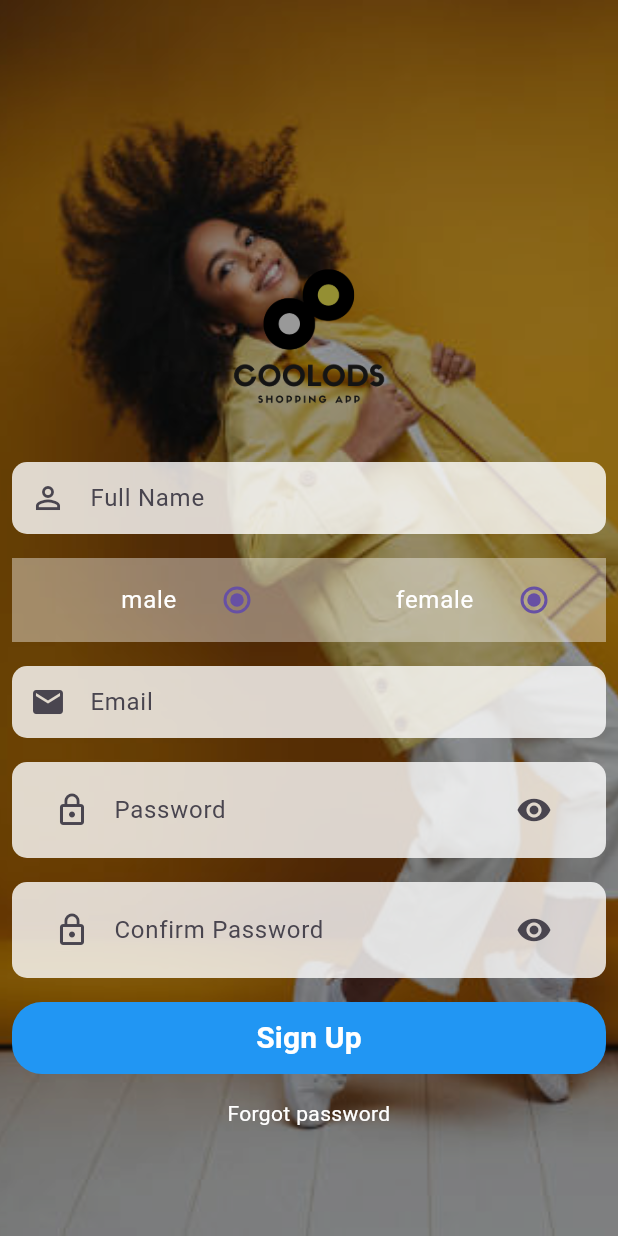
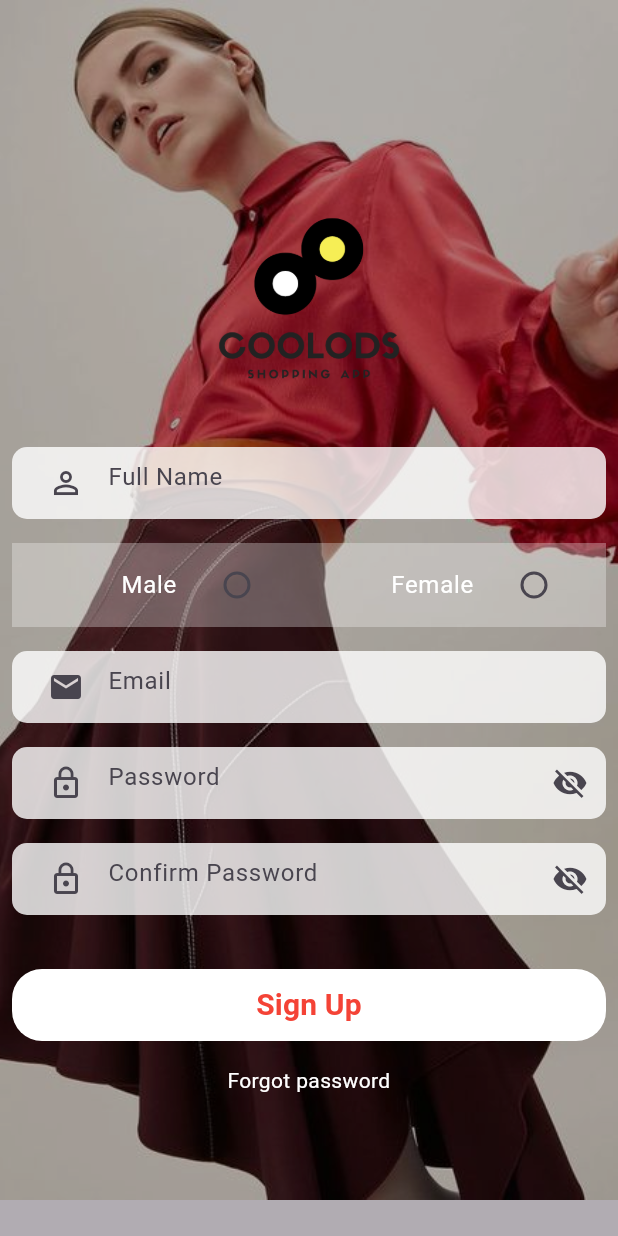
Before and after one commit to Meriem-Boussoufa/e-commerce_app, a Flutter app: the screen it shows after launch, after a tap on an icon or button, on a phone screen of 412 x 824 dp. Run offline on Flutter 3.47's test engine with Material 3 defaults, Android fonts, the phone set to English and light mode, and no system bars; our stand-ins replace cloud_firestore, firebase_auth, firebase_core, firebase_database, flutter_carousel_widget, fluttertoast and 2 more; accounts and stored records are empty.

Commit message:
Design the login and Register screens

```diff
--- a/lib/pages/login.dart
+++ b/lib/pages/login.dart
@@ -99,36 +99,45 @@ class _LoginState extends State<Login> {
     } else {}
   }
 
+  bool hidePassword = true;
   @override
   Widget build(BuildContext context) {
     return Scaffold(
       body: SafeArea(
-        child: Stack(children: [
-          Image.asset(
+        child: SizedBox(
+          child: Stack(
+            children: [
+              Positioned(
+                top: 0,
+                left: 0,
+                right: 0,
+                height: 800,
+                child: Image.asset(
                   'assets/images/back.jpg',
                   fit: BoxFit.cover,
+                ),
+              ),
+              Container(
+                color: Colors.black.withOpacity(0.3),
                 width: double.infinity,
                 height: double.infinity,
               ),
+              SingleChildScrollView(
+                child: Column(
+                  children: [
                     Padding(
-            padding: const EdgeInsets.only(top: 150),
+                      padding: const EdgeInsets.only(top: 110),
                       child: Container(
                         alignment: Alignment.topCenter,
                         child: Image.asset(
                           'assets/images/logo.png',
-                width: 150,
-                height: 150,
+                          fit: BoxFit.cover,
+                          width: 180,
+                          height: 180,
                         ),
                       ),
                     ),
-          Container(
-            color: Colors.black.withOpacity(0.4),
-            width: double.infinity,
-            height: double.infinity,
-          ),
-          Padding(
-            padding: const EdgeInsets.only(top: 300.0),
-            child: Center(
+                    Center(
                       child: Form(
                           key: _formKey,
                           child: Column(
@@ -144,7 +153,8 @@ class _LoginState extends State<Login> {
                                     child: TextFormField(
                                       decoration: const InputDecoration(
                                         hintText: "Email",
-                                icon: Icon(Icons.email),
+                                        prefixIcon: Icon(Icons.email),
+                                        border: InputBorder.none,
                                       ),
                                       keyboardType: TextInputType.emailAddress,
                                       controller: email,
@@ -174,11 +184,33 @@ class _LoginState extends State<Login> {
                                   child: Padding(
                                     padding: const EdgeInsets.only(left: 12.0),
                                     child: TextFormField(
-                              decoration: const InputDecoration(
+                                      decoration: InputDecoration(
                                         hintText: "Password",
-                                icon: Icon(Icons.lock_outline),
+                                        prefixIcon:
+                                            const Icon(Icons.lock_outline),
+                                        suffixIcon: hidePassword
+                                            ? IconButton(
+                                                icon: const Icon(
+                                                    Icons.visibility_off),
+                                                onPressed: () {
+                                                  setState(() {
+                                                    hidePassword = false;
+                                                  });
+                                                },
+                                              )
+                                            : IconButton(
+                                                icon: const Icon(
+                                                    Icons.visibility),
+                                                onPressed: () {
+                                                  setState(() {
+                                                    hidePassword = true;
+                                                  });
+                                                },
+                                              ),
+                                        border: InputBorder.none,
                                       ),
                                       controller: password,
+                                      obscureText: hidePassword,
                                       validator: (value) {
                                         if (value!.isEmpty) {
                                           return "The password field cannot be empty";
@@ -191,20 +223,22 @@ class _LoginState extends State<Login> {
                                   ),
                                 ),
                               ),
+                              const SizedBox(height: 30),
                               Padding(
                                 padding: const EdgeInsets.all(8.0),
                                 child: Material(
                                     borderRadius: BorderRadius.circular(20.0),
-                            color: Colors.blue,
+                                    color: Colors.white,
                                     elevation: 0.0,
                                     child: MaterialButton(
                                       onPressed: () {},
-                              minWidth: MediaQuery.of(context).size.width,
+                                      minWidth:
+                                          MediaQuery.of(context).size.width,
                                       child: const Text(
                                         "Login",
                                         textAlign: TextAlign.center,
                                         style: TextStyle(
-                                    color: Colors.white,
+                                            color: Colors.red,
                                             fontWeight: FontWeight.bold,
                                             fontSize: 20),
                                       ),
@@ -225,7 +259,8 @@ class _LoginState extends State<Login> {
                                     Navigator.push(
                                         context,
                                         MaterialPageRoute(
-                                    builder: (context) => const SignUp()));
+                                            builder: (context) =>
+                                                const SignUp()));
                                   },
                                   child: RichText(
                                       text: const TextSpan(
@@ -240,12 +275,17 @@ class _LoginState extends State<Login> {
                                                 "Dont't have an account ? Click Here to "),
                                         TextSpan(
                                             text: "Sign up !",
-                                    style: TextStyle(color: Colors.red)),
+                                            style: TextStyle(
+                                              color: Colors.red,
+                                              fontWeight: FontWeight.bold,
+                                            )),
                                       ])),
                                 ),
                               )
                             ],
                           )),
+                    ),
+                  ],
                 ),
               ),
               Visibility(
@@ -257,7 +297,9 @@ class _LoginState extends State<Login> {
                       valueColor: AlwaysStoppedAnimation<Color>(Colors.red),
                     ),
                   ))
-        ]),
+            ],
+          ),
+        ),
       ),
       bottomNavigationBar: Padding(
         padding: const EdgeInsets.all(10.0),
--- a/lib/pages/register.dart
+++ b/lib/pages/register.dart
@@ -23,7 +23,7 @@ class _SignUpState extends State<SignUp> {
   TextEditingController password = TextEditingController();
   TextEditingController confirmPassword = TextEditingController();
   String? gender;
-  String? groupValue = "male";
+  String? groupValue = "";
 
   final GoogleSignIn googleSignIn = GoogleSignIn();
   final FirebaseAuth firebaseAuth = FirebaseAuth.instance;
@@ -36,36 +36,41 @@ class _SignUpState extends State<SignUp> {
   Widget build(BuildContext context) {
     return Scaffold(
       body: SafeArea(
-        child: Stack(children: [
-          Image.asset(
+        child: Stack(
+          children: [
+            Positioned(
+              top: 0,
+              left: 0,
+              right: 0,
+              height: 800,
+              child: Image.asset(
                 'assets/images/back.jpg',
                 fit: BoxFit.cover,
+              ),
+            ),
+            Container(
+              color: Colors.black.withOpacity(0.3),
               width: double.infinity,
               height: double.infinity,
             ),
+            SingleChildScrollView(
+              child: Column(
+                children: [
                   Padding(
-            padding: const EdgeInsets.only(top: 150),
+                    padding: const EdgeInsets.only(top: 110),
                     child: Container(
                       alignment: Alignment.topCenter,
                       child: Image.asset(
                         'assets/images/logo.png',
-                width: 150,
-                height: 150,
+                        width: 180,
+                        height: 180,
                       ),
                     ),
                   ),
-          Container(
-            color: Colors.black.withOpacity(0.4),
-            width: double.infinity,
-            height: double.infinity,
-          ),
-          Padding(
-            padding: const EdgeInsets.only(top: 300.0),
-            child: Center(
+                  Center(
                       child: Form(
                     key: _formKey,
-                  child: Column(
-                    children: [
+                    child: Column(children: [
                       Padding(
                         padding: const EdgeInsets.all(8.0),
                         child: Material(
@@ -77,7 +82,7 @@ class _SignUpState extends State<SignUp> {
                             child: TextFormField(
                               decoration: const InputDecoration(
                                 hintText: "Full Name",
-                                icon: Icon(Icons.person_outline),
+                                prefixIcon: Icon(Icons.person_outline),
                                 border: InputBorder.none,
                               ),
                               controller: name,
@@ -94,17 +99,18 @@ class _SignUpState extends State<SignUp> {
                       Padding(
                         padding: const EdgeInsets.all(8.0),
                         child: Container(
-                          color: Colors.white.withOpacity(0.4),
+                          color: Colors.white.withOpacity(0.3),
                           child: Row(
                             children: [
                               Expanded(
                                 child: ListTile(
                                   title: const Text(
-                                    "male",
+                                    "Male",
                                     style: TextStyle(color: Colors.white),
                                     textAlign: TextAlign.end,
                                   ),
                                   trailing: Radio(
+                                      activeColor: Colors.red,
                                       value: "male",
                                       groupValue: groupValue,
                                       onChanged: (e) {
@@ -115,12 +121,13 @@ class _SignUpState extends State<SignUp> {
                               Expanded(
                                 child: ListTile(
                                   title: const Text(
-                                    "female",
+                                    "Female",
                                     style: TextStyle(color: Colors.white),
                                     textAlign: TextAlign.end,
                                   ),
                                   trailing: Radio(
-                                      value: "male",
+                                      activeColor: Colors.red,
+                                      value: "female",
                                       groupValue: groupValue,
                                       onChanged: (e) {
                                         valueChanged(e);
@@ -142,7 +149,7 @@ class _SignUpState extends State<SignUp> {
                             child: TextFormField(
                               decoration: const InputDecoration(
                                 hintText: "Email",
-                                icon: Icon(Icons.email),
+                                prefixIcon: Icon(Icons.email),
                                 border: InputBorder.none,
                               ),
                               keyboardType: TextInputType.emailAddress,
@@ -172,15 +179,31 @@ class _SignUpState extends State<SignUp> {
                           elevation: 0.0,
                           child: Padding(
                             padding: const EdgeInsets.only(left: 12.0),
-                            child: ListTile(
-                              title: TextFormField(
-                                decoration: const InputDecoration(
+                            child: TextFormField(
+                              decoration: InputDecoration(
                                 hintText: "Password",
-                                  icon: Icon(Icons.lock_outline),
+                                prefixIcon: const Icon(Icons.lock_outline),
+                                suffixIcon: hidePassword
+                                    ? IconButton(
+                                        icon: const Icon(Icons.visibility_off),
+                                        onPressed: () {
+                                          setState(() {
+                                            hidePassword = false;
+                                          });
+                                        },
+                                      )
+                                    : IconButton(
+                                        icon: const Icon(Icons.visibility),
+                                        onPressed: () {
+                                          setState(() {
+                                            hidePassword = true;
+                                          });
+                                        },
+                                      ),
                                 border: InputBorder.none,
                               ),
                               controller: password,
-                                obscureText: true,
+                              obscureText: hidePassword,
                               validator: (value) {
                                 if (value!.isEmpty) {
                                   return "The password field cannot be emepty";
@@ -189,14 +212,6 @@ class _SignUpState extends State<SignUp> {
                                 }
                                 return null;
                               },
-                              ),
-                              trailing: IconButton(
-                                  onPressed: () {
-                                    setState(() {
-                                      hidePassword = false;
-                                    });
-                                  },
-                                  icon: const Icon(Icons.remove_red_eye)),
                             ),
                           ),
                         ),
@@ -209,15 +224,31 @@ class _SignUpState extends State<SignUp> {
                           elevation: 0.0,
                           child: Padding(
                             padding: const EdgeInsets.only(left: 12.0),
-                            child: ListTile(
-                              title: TextFormField(
-                                decoration: const InputDecoration(
+                            child: TextFormField(
+                              decoration: InputDecoration(
                                 hintText: "Confirm Password",
-                                  icon: Icon(Icons.lock_outline),
+                                prefixIcon: const Icon(Icons.lock_outline),
+                                suffixIcon: hidePassword
+                                    ? IconButton(
+                                        icon: const Icon(Icons.visibility_off),
+                                        onPressed: () {
+                                          setState(() {
+                                            hidePassword = false;
+                                          });
+                                        },
+                                      )
+                                    : IconButton(
+                                        icon: const Icon(Icons.visibility),
+                                        onPressed: () {
+                                          setState(() {
+                                            hidePassword = true;
+                                          });
+                                        },
+                                      ),
                                 border: InputBorder.none,
                               ),
                               controller: confirmPassword,
-                                obscureText: true,
+                              obscureText: hidePassword,
                               validator: (value) {
                                 if (password.text != value) {
                                   return "The passwords do not match";
@@ -225,22 +256,15 @@ class _SignUpState extends State<SignUp> {
                                 return null;
                               },
                             ),
-                              trailing: IconButton(
-                                  onPressed: () {
-                                    setState(() {
-                                      hidePassword = false;
-                                    });
-                                  },
-                                  icon: const Icon(Icons.remove_red_eye)),
                           ),
                         ),
                       ),
-                      ),
+                      const SizedBox(height: 20),
                       Padding(
                         padding: const EdgeInsets.all(8.0),
                         child: Material(
                             borderRadius: BorderRadius.circular(20.0),
-                            color: Colors.blue,
+                            color: Colors.white,
                             elevation: 0.0,
                             child: MaterialButton(
                               onPressed: () async {
@@ -251,7 +275,7 @@ class _SignUpState extends State<SignUp> {
                                 "Sign Up",
                                 textAlign: TextAlign.center,
                                 style: TextStyle(
-                                    color: Colors.white,
+                                    color: Colors.red,
                                     fontWeight: FontWeight.bold,
                                     fontSize: 20),
                               ),
@@ -265,8 +289,9 @@ class _SignUpState extends State<SignUp> {
                           style: TextStyle(color: Colors.white),
                         ),
                       ),
+                    ]),
+                  ))
                 ],
-                  )),
               ),
             ),
             Visibility(
@@ -277,20 +302,18 @@ class _SignUpState extends State<SignUp> {
                 child: const CircularProgressIndicator(
                   valueColor: AlwaysStoppedAnimation<Color>(Colors.red),
                 ),
-              ))
-        ]),
+              ),
+            )
+          ],
+        ),
       ),
     );
   }
 
   valueChanged(e) {
-    if (e == "male") {
+    setState(() {
       groupValue = e;
-      gender = e;
-    } else if (e == "female") {
-      groupValue = e;
-      gender = e;
-    }
+    });
   }
 
   Future<void> validateForm() async {
```
Also changed, not shown: assets/images/back.jpg. Lines whose indentation alone changed are shown as unchanged.
